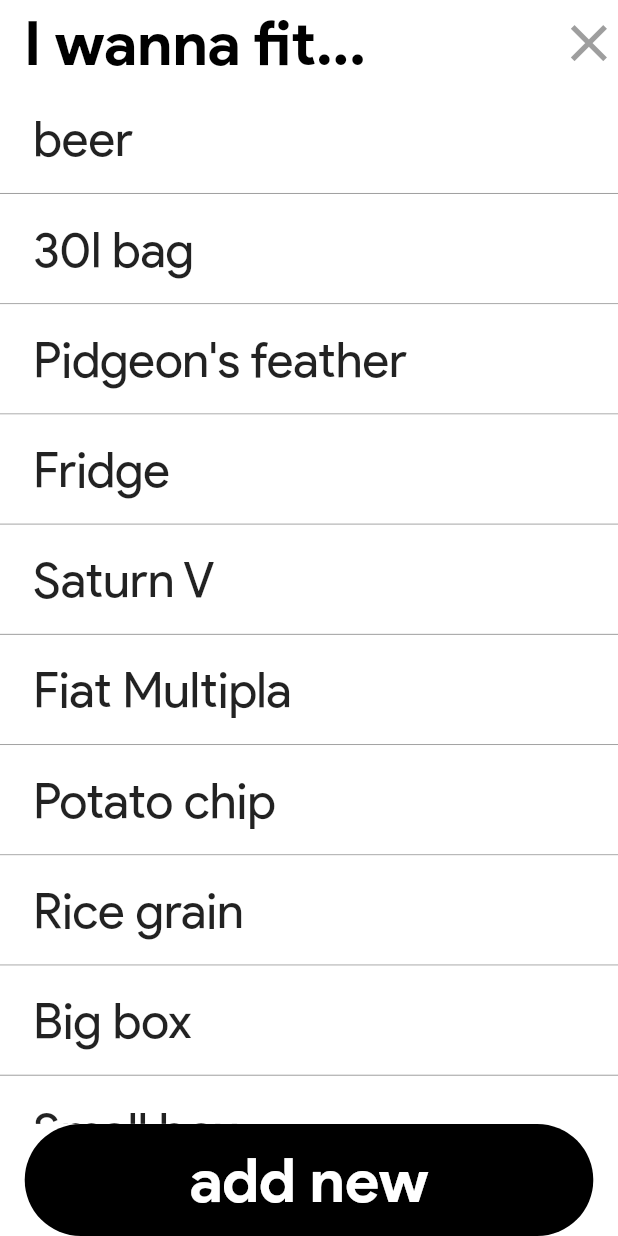
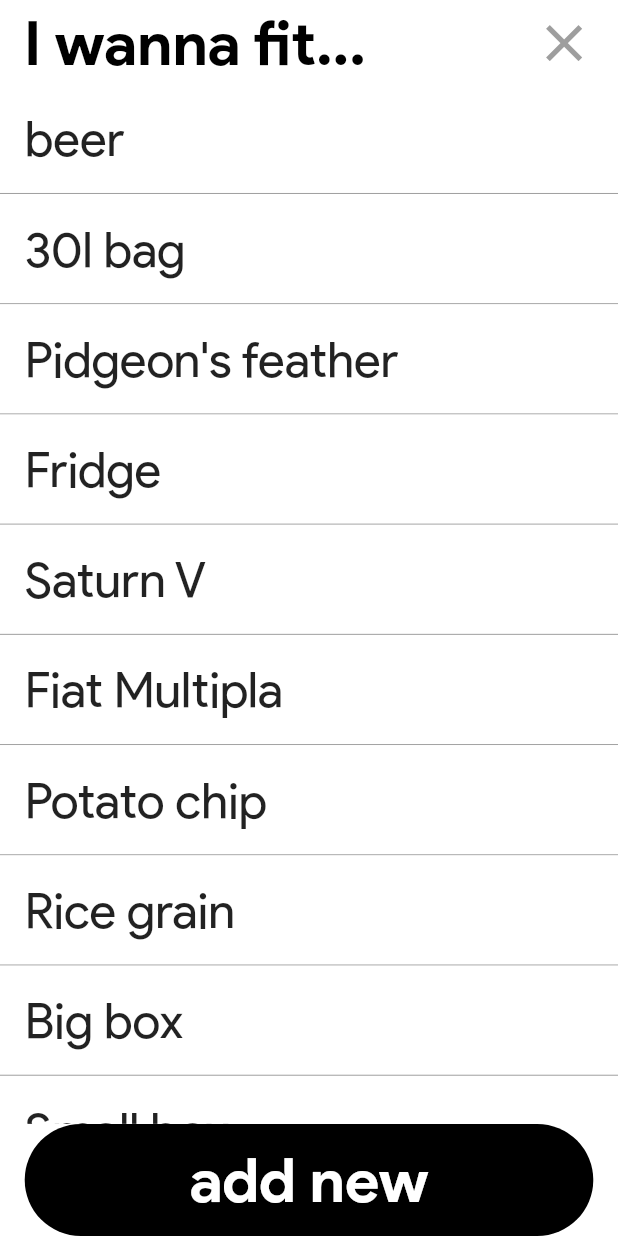
Before and after one commit to weronkagolonka/Flutter, a Flutter app: the screen it shows after launch, after a tap on "beer", on a phone screen of 412 x 824 dp. Run offline on Flutter 3.47's test engine with Material 2 defaults, Android fonts, the phone set to English and light mode, and no system bars.

Commit message:
UI changes

```diff
--- a/does_it_fit/lib/screens/DisplayCalc.dart
+++ b/does_it_fit/lib/screens/DisplayCalc.dart
@@ -81,13 +81,15 @@ OutlineInputBorder colorBorder(bool condition, Color good, Color bad) {
 String plural(String value, bool isFirst) {
   String item;
   if (isFirst) {
-      if (howmany1 == 1) {
-    item = value;
-  } else {
-    item = value + 's';
+    if (howmany1 == 1) {
+      item = value;
+    } else if (howmany1 > 1) {
+      item = value + 's';
+    } else {
+      item = value;
   }
-    return item;
-  }
+  return item;
+}
   return value;
 }
 
@@ -292,7 +294,8 @@ class _DisplayCalc extends State<DisplayCalc> {
                   child: FlatButton.icon(
                     icon: Icon(Icons.arrow_drop_down_circle, size: mainHeight*0.05),
                     label: Text(
-                    '$dropdownValue1',
+                    //'$dropdownValue1',
+                    '${plural(dropdownValue1, true)}',
                     style: TextStyle(
                       fontSize: mainHeight*0.05,
                       fontWeight: FontWeight.bold,
--- a/does_it_fit/lib/screens/Dropdown.dart
+++ b/does_it_fit/lib/screens/Dropdown.dart
@@ -21,7 +21,9 @@ class _UnitList extends State<UnitList> {
             backgroundColor: Colors.white,
             elevation: 0,
             centerTitle: false,
-            title: Text(
+            title: Container(
+              alignment: Alignment.centerLeft,
+              child: Text(
                 'I wanna fit...',
                 style: TextStyle(
                   fontSize: mainHeight*0.05,
@@ -29,11 +31,16 @@ class _UnitList extends State<UnitList> {
                   color: Colors.black
                 ),
               ),
+            ),
             automaticallyImplyLeading: false,
             actions: <Widget>[
-              IconButton(
-                icon: Icon(Icons.clear, color: Colors.grey, size: mainHeight*0.05),
-                onPressed: () => Navigator.pop(context)),
+              Container(
+                margin: EdgeInsets.only(right: mainHeight*0.02),
+                child: IconButton(
+                  icon: Icon(Icons.clear, size: mainHeight*0.05, color: Colors.grey),
+                  onPressed: () => Navigator.pop(context)
+                ),
+              ),
             ],
           ),
       body: Container(
@@ -98,7 +105,7 @@ class _UnitList extends State<UnitList> {
         return Container(
           color: Colors.white,
           child: ListTile(
-          contentPadding: EdgeInsets.symmetric(vertical: mainHeight*0.01, horizontal: mainHeight*0.027),
+          contentPadding: EdgeInsets.symmetric(vertical: mainHeight*0.01, horizontal: mainHeight*0.02),
             title: Text(
               item.getName(),
               textAlign: TextAlign.left,
@@ -131,12 +138,14 @@ class _UnitList2 extends State<UnitList2> {
             backgroundColor: Colors.white,
             centerTitle: false,
             elevation: 0,
-            title: Row(
+            title: Container(
+              alignment: Alignment.centerLeft,
+              child: Row(
                 mainAxisSize: MainAxisSize.min,
                 mainAxisAlignment: MainAxisAlignment.start,
                 children: <Widget>[
                   FlatButton(
-                  padding: EdgeInsets.only(left: 0, right: 10),
+                    padding: EdgeInsets.only(left: 0, right: mainHeight*0.015),
                     //UnitList
                     onPressed: () => Navigator.of(context).push(newRoute(UnitList())),
                     child: Text(
@@ -162,12 +171,16 @@ class _UnitList2 extends State<UnitList2> {
                     ),
                 ],
               ),
+            ),
             automaticallyImplyLeading: false,
             actions: <Widget>[
-              IconButton(
-                padding: EdgeInsets.only(right: 25),
+              Container(
+                margin: EdgeInsets.only(right: mainHeight*0.02),
+                  child: IconButton(
                   icon: Icon(Icons.clear, size: mainHeight*0.05, color: Colors.grey),
-                onPressed: () => Navigator.pop(context)),
+                  onPressed: () => Navigator.pop(context)
+                ),
+              ),
             ],
       ),
       body: renderList(mainHeight),
@@ -220,7 +233,7 @@ class _UnitList2 extends State<UnitList2> {
         return Container(
           color: Colors.white,
           child: ListTile(
-          contentPadding: EdgeInsets.symmetric(vertical: mainHeight*0.01, horizontal: mainHeight*0.027),
+          contentPadding: EdgeInsets.symmetric(vertical: mainHeight*0.01, horizontal: mainHeight*0.02),
           title: Text(
             item.getName(),
             textAlign: TextAlign.left,
```
Lines whose indentation alone changed are shown as unchanged.
